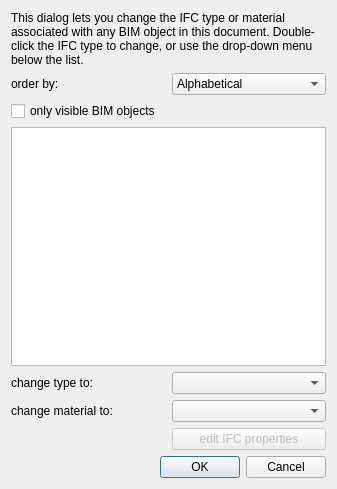
First picture: the form in dialogIfcElements.ui, repository yorikvanhavre/BIM_Workbench, before the edit.
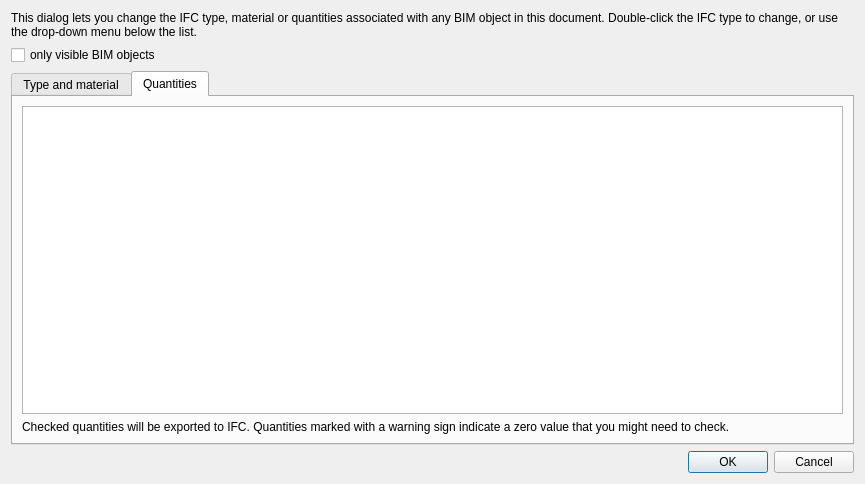
Second picture: the form after the edit. The open tabs and pages were chosen to show the change. Icons and pictures are not drawn.

Commit message: Added quantities tab to IFC elements manager

What changed in the file:
```diff
--- a/dialogIfcElements.ui
+++ b/dialogIfcElements.ui
@@ -6,8 +6,8 @@
    <rect>
     <x>0</x>
     <y>0</y>
-    <width>337</width>
-    <height>489</height>
+    <width>865</width>
+    <height>484</height>
    </rect>
   </property>
   <property name="windowTitle">
@@ -17,13 +17,30 @@
    <item>
     <widget class="QLabel" name="label_2">
      <property name="text">
-      <string>&lt;html&gt;&lt;head/&gt;&lt;body&gt;&lt;p&gt;This dialog lets you change the IFC type or material associated with any BIM object in this document. Double-click the IFC type to change, or use the drop-down menu below the list.&lt;/p&gt;&lt;/body&gt;&lt;/html&gt;</string>
+      <string>&lt;html&gt;&lt;head/&gt;&lt;body&gt;&lt;p&gt;This dialog lets you change the IFC type, material or quantities associated with any BIM object in this document. Double-click the IFC type to change, or use the drop-down menu below the list.&lt;/p&gt;&lt;/body&gt;&lt;/html&gt;</string>
      </property>
      <property name="wordWrap">
       <bool>true</bool>
      </property>
     </widget>
    </item>
+   <item>
+    <widget class="QCheckBox" name="onlyVisible">
+     <property name="text">
+      <string>only visible BIM objects</string>
+     </property>
+    </widget>
+   </item>
+   <item>
+    <widget class="QTabWidget" name="tabWidget">
+     <property name="currentIndex">
+      <number>0</number>
+     </property>
+     <widget class="QWidget" name="tab">
+      <attribute name="title">
+       <string>Type and material</string>
+      </attribute>
+      <layout class="QVBoxLayout" name="verticalLayout_2">
    <item>
     <layout class="QHBoxLayout" name="horizontalLayout">
      <item>
@@ -69,13 +86,6 @@
      </item>
     </layout>
    </item>
-   <item>
-    <widget class="QCheckBox" name="onlyVisible">
-     <property name="text">
-      <string>only visible BIM objects</string>
-     </property>
-    </widget>
-   </item>
    <item>
     <widget class="QTreeView" name="tree">
      <property name="selectionMode">
@@ -85,7 +95,7 @@
       <number>250</number>
      </attribute>
      <attribute name="headerStretchLastSection">
-      <bool>false</bool>
+          <bool>true</bool>
      </attribute>
     </widget>
    </item>
@@ -122,6 +132,34 @@
       </widget>
      </item>
     </layout>
+       </item>
+      </layout>
+     </widget>
+     <widget class="QWidget" name="tab_2">
+      <attribute name="title">
+       <string>Quantities</string>
+      </attribute>
+      <layout class="QVBoxLayout" name="verticalLayout_3">
+       <item>
+        <widget class="QTreeView" name="quantities">
+         <property name="selectionMode">
+          <enum>QAbstractItemView::ExtendedSelection</enum>
+         </property>
+        </widget>
+       </item>
+       <item>
+        <widget class="QLabel" name="label_5">
+         <property name="text">
+          <string>Checked quantities will be exported to IFC. Quantities marked with a warning sign indicate a zero value that you might need to check.</string>
+         </property>
+         <property name="wordWrap">
+          <bool>true</bool>
+         </property>
+        </widget>
+       </item>
+      </layout>
+     </widget>
+    </widget>
    </item>
    <item>
     <widget class="QDialogButtonBox" name="buttonBox">
```
Lines whose indentation alone changed are shown as unchanged. The commit also changes 2 other files.
